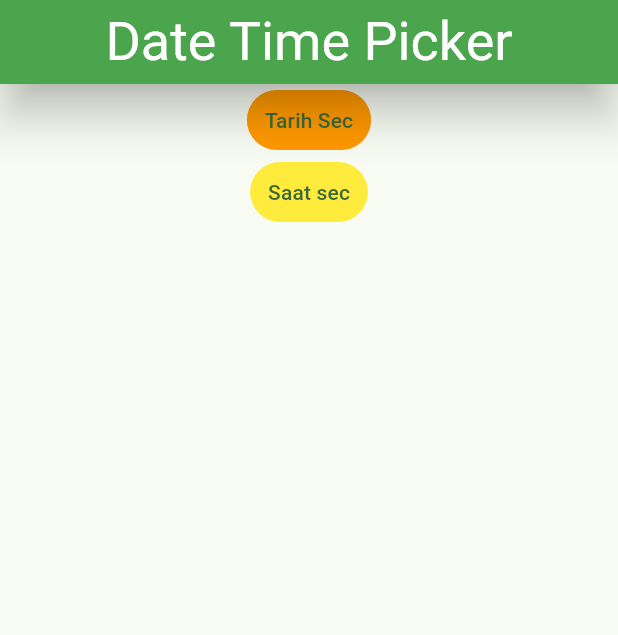
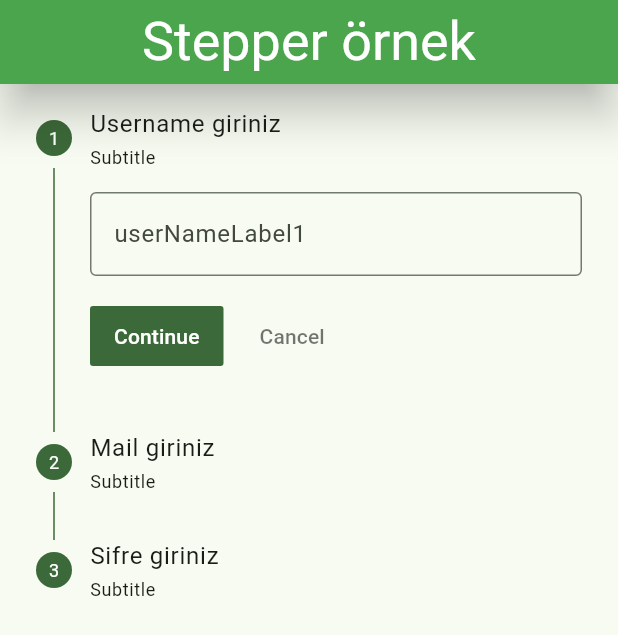
Before and after one commit to BurakTurker1/Flutter_inputs, a Flutter app: the screen it shows after launch, on a phone screen of 412 x 824 dp. Shown: the top 635 px of the screen. Run offline on Flutter 3.47's test engine with Material 3 defaults, Android fonts, the phone set to English and light mode, and no system bars; our stand-ins replace email_validator, flutter_pw_validator; missing offline and left inert: dart:ffi.

Commit message:
Temel Stepper örneği.

```diff
--- a/lib/main.dart
+++ b/lib/main.dart
@@ -3,6 +3,7 @@ import 'package:flutter_inputs/chechbox_slider_radio_switch.dart';
 import 'package:flutter_inputs/date_time_picker.dart';
 import 'package:flutter_inputs/dropdownbutton_menu.dart';
 import 'package:flutter_inputs/global_key_kullanimi.dart';
+import 'package:flutter_inputs/stepper.dart';
 import 'package:flutter_inputs/text_field_islemleri.dart';
 import 'package:flutter_inputs/text_form_field.dart';
 void main(List<String> args) {
@@ -24,7 +25,8 @@ class MyApp extends StatelessWidget {
             shadowColor: Colors.black,
             elevation: 12 ),
       ),
-      home: Date_Time_Picker(),
+      home: Stepper_OrnekState(),
+      //Date_Time_Picker(),
       //DropDownButton_Menu(),
       //FormElemanlari(),
       //GlobalKeyKullanimi(),
--- /dev/null
+++ b/lib/stepper.dart
@@ -0,0 +1,99 @@
+import 'package:flutter/material.dart';
+
+class Stepper_OrnekState extends StatefulWidget {
+  const Stepper_OrnekState({super.key});
+
+  @override
+  State<Stepper_OrnekState> createState() => Stepper_OrnekStateState();
+}
+
+class Stepper_OrnekStateState extends State<Stepper_OrnekState> {
+  int _aktifState = 0;
+  String isim = '';
+  String mail = '';
+  String Sifre = '';
+  List<Step>? tumSteplerlistesi;
+
+  @override
+  void initState() {
+    // TODO: implement initState
+    super.initState();
+    tumSteplerlistesi = _TumStepler();
+  }
+
+  @override
+  Widget build(BuildContext context) {
+    return Scaffold(
+      appBar: AppBar(
+        title: Text('Stepper örnek'),
+      ),
+      body: SingleChildScrollView(
+        child: Stepper(
+          steps: tumSteplerlistesi!,
+          currentStep: _aktifState,
+          onStepTapped: (tiklanilanStep) {
+            setState(() {
+              _aktifState = tiklanilanStep;
+            });
+          },
+          onStepContinue: () {
+            setState(() {
+              if (_aktifState < tumSteplerlistesi!.length - 1) {
+                _aktifState++;
+              }
+            });
+          },
+          onStepCancel: () {
+            setState(() {
+              if (_aktifState > 0) {
+                _aktifState--;
+              }
+            });
+          },
+        ),
+      ),
+    );
+  }
+
+  List<Step> _TumStepler() {
+    List<Step> stepler = [
+      Step(
+        state: StepState.indexed, //step in başındaki işaret
+        isActive: true,
+        subtitle: Text('Subtitle'),
+        title: Text('Username giriniz'),
+        content: TextFormField(
+          decoration: InputDecoration(
+              labelText: 'userNameLabel1',
+              hintText: 'UserName',
+              border: OutlineInputBorder()),
+        ),
+      ),
+      Step(
+        state: StepState.indexed,
+        isActive: true,
+        subtitle: Text('Subtitle'),
+        title: Text('Mail giriniz'),
+        content: TextFormField(
+          decoration: InputDecoration(
+              labelText: 'MailLabel',
+              hintText: 'MailHint',
+              border: OutlineInputBorder()),
+        ),
+      ),
+      Step(
+        state: StepState.indexed,
+        isActive: true,
+        subtitle: Text('Subtitle'),
+        title: Text('Sifre giriniz'),
+        content: TextFormField(
+          decoration: InputDecoration(
+              labelText: 'Sifrelabel',
+              hintText: 'sifre',
+              border: OutlineInputBorder()),
+        ),
+      ),
+    ];
+    return stepler;
+  }
+}
```
